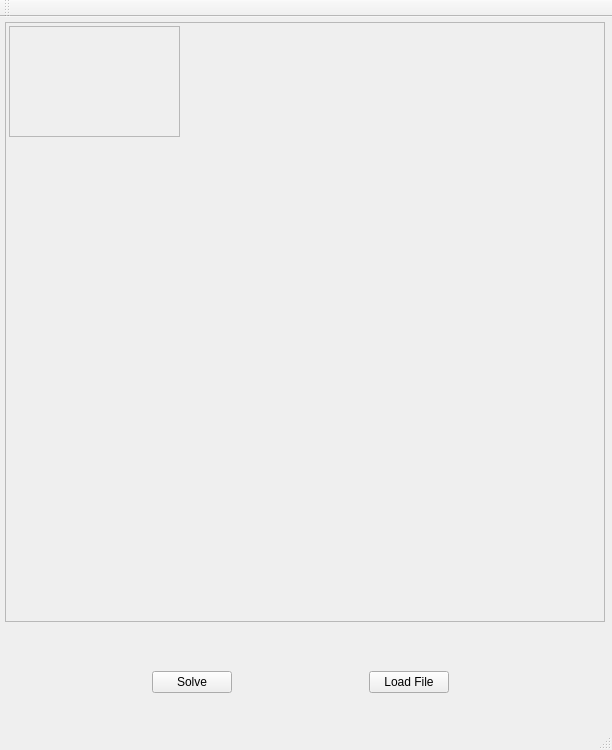
The window that SuDoKu_Solver/mainwindow.ui (jrem090/SuDoKu) describes before a commit, drawn with Qt 5.
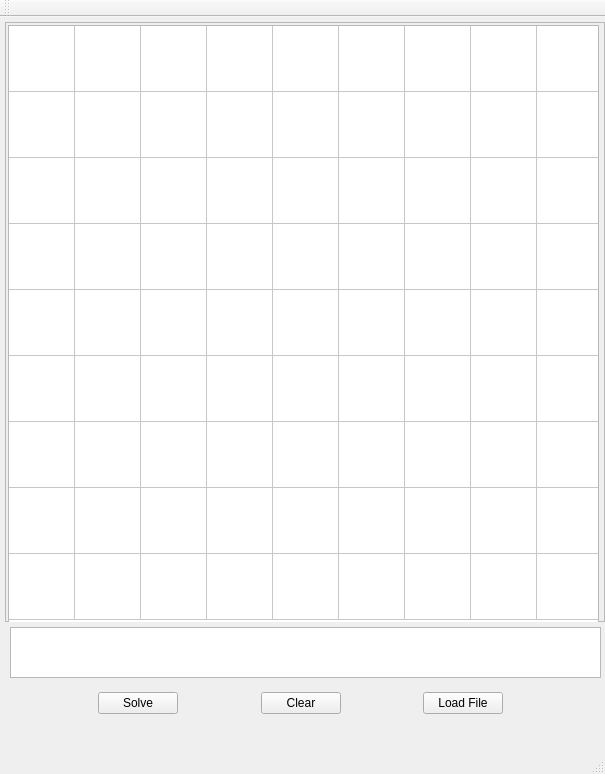
The same window after the commit.

Commit message: SudokuSolver is working. GUI is working though there is not output in the window. Also load File is unsupported. May remove it in the future.

What changed in the file:
```diff
--- a/SuDoKu_Solver/mainwindow.ui
+++ b/SuDoKu_Solver/mainwindow.ui
@@ -6,8 +6,8 @@
    <rect>
     <x>0</x>
     <y>0</y>
-    <width>612</width>
-    <height>750</height>
+    <width>605</width>
+    <height>774</height>
    </rect>
   </property>
   <property name="windowTitle">
@@ -18,9 +18,9 @@
     <property name="geometry">
      <rect>
       <x>10</x>
-      <y>640</y>
+      <y>650</y>
       <width>581</width>
-      <height>51</height>
+      <height>73</height>
      </rect>
     </property>
     <layout class="QHBoxLayout" name="horizontalLayout">
@@ -57,6 +57,26 @@
        </property>
       </spacer>
      </item>
+     <item>
+      <widget class="QPushButton" name="clearButton">
+       <property name="text">
+        <string>Clear</string>
+       </property>
+      </widget>
+     </item>
+     <item>
+      <spacer name="horizontalSpacer_4">
+       <property name="orientation">
+        <enum>Qt::Horizontal</enum>
+       </property>
+       <property name="sizeHint" stdset="0">
+        <size>
+         <width>40</width>
+         <height>20</height>
+        </size>
+       </property>
+      </spacer>
+     </item>
      <item>
       <widget class="QPushButton" name="pushButton_2">
        <property name="text">
@@ -110,18 +130,141 @@
     <property name="frameShadow">
      <enum>QFrame::Raised</enum>
     </property>
-    <widget class="QWidget" name="gridLayoutWidget">
+    <widget class="QTableWidget" name="tableWidget">
      <property name="geometry">
       <rect>
-       <x>0</x>
-       <y>0</y>
-       <width>601</width>
-       <height>601</height>
+       <x>3</x>
+       <y>3</y>
+       <width>591</width>
+       <height>621</height>
       </rect>
      </property>
-     <layout class="QGridLayout" name="gridLayout"/>
+     <property name="styleSheet">
+      <string notr="true">QTableWidget
+{
+	font: 75 12pt &quot;MS Shell Dlg 2&quot;;
+	
+}</string>
+     </property>
+     <attribute name="horizontalHeaderVisible">
+      <bool>false</bool>
+     </attribute>
+     <attribute name="horizontalHeaderDefaultSectionSize">
+      <number>66</number>
+     </attribute>
+     <attribute name="verticalHeaderVisible">
+      <bool>false</bool>
+     </attribute>
+     <attribute name="verticalHeaderDefaultSectionSize">
+      <number>66</number>
+     </attribute>
+     <row>
+      <property name="text">
+       <string>New Row</string>
+      </property>
+     </row>
+     <row>
+      <property name="text">
+       <string>1</string>
+      </property>
+     </row>
+     <row>
+      <property name="text">
+       <string>2</string>
+      </property>
+     </row>
+     <row>
+      <property name="text">
+       <string>3</string>
+      </property>
+     </row>
+     <row>
+      <property name="text">
+       <string>4</string>
+      </property>
+     </row>
+     <row>
+      <property name="text">
+       <string>5</string>
+      </property>
+     </row>
+     <row>
+      <property name="text">
+       <string>6</string>
+      </property>
+     </row>
+     <row>
+      <property name="text">
+       <string>7</string>
+      </property>
+     </row>
+     <row>
+      <property name="text">
+       <string/>
+      </property>
+     </row>
+     <column>
+      <property name="text">
+       <string>New Column</string>
+      </property>
+     </column>
+     <column>
+      <property name="text">
+       <string>1</string>
+      </property>
+     </column>
+     <column>
+      <property name="text">
+       <string>2</string>
+      </property>
+     </column>
+     <column>
+      <property name="text">
+       <string>3</string>
+      </property>
+     </column>
+     <column>
+      <property name="text">
+       <string>4</string>
+      </property>
+     </column>
+     <column>
+      <property name="text">
+       <string>5</string>
+      </property>
+     </column>
+     <column>
+      <property name="text">
+       <string>6</string>
+      </property>
+     </column>
+     <column>
+      <property name="text">
+       <string>7</string>
+      </property>
+     </column>
+     <column>
+      <property name="text">
+       <string>9</string>
+      </property>
+     </column>
+     <item row="1" column="0">
+      <property name="textAlignment">
+       <set>AlignCenter</set>
+      </property>
+     </item>
     </widget>
    </widget>
+   <widget class="QTextBrowser" name="textBrowser">
+    <property name="geometry">
+     <rect>
+      <x>10</x>
+      <y>610</y>
+      <width>591</width>
+      <height>51</height>
+     </rect>
+    </property>
+   </widget>
   </widget>
   <widget class="QMenuBar" name="menuBar">
    <property name="geometry">
```
Left out of the diff: 4 changed lines with no effect on the pictures. The commit also changes 5 other files.
